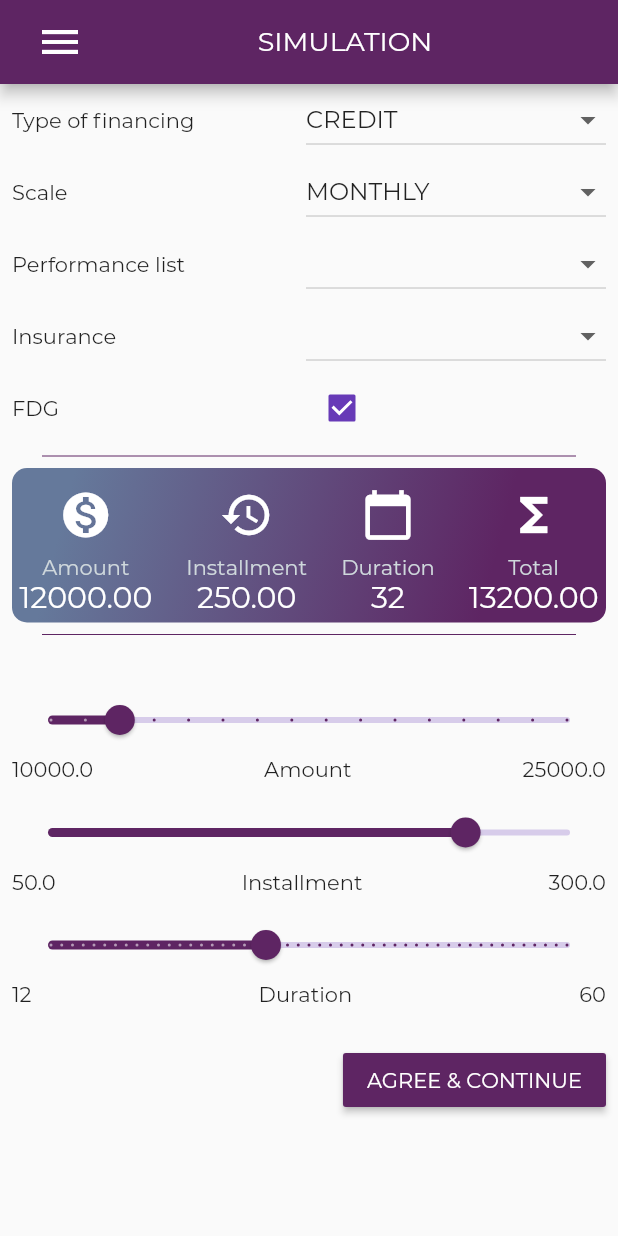
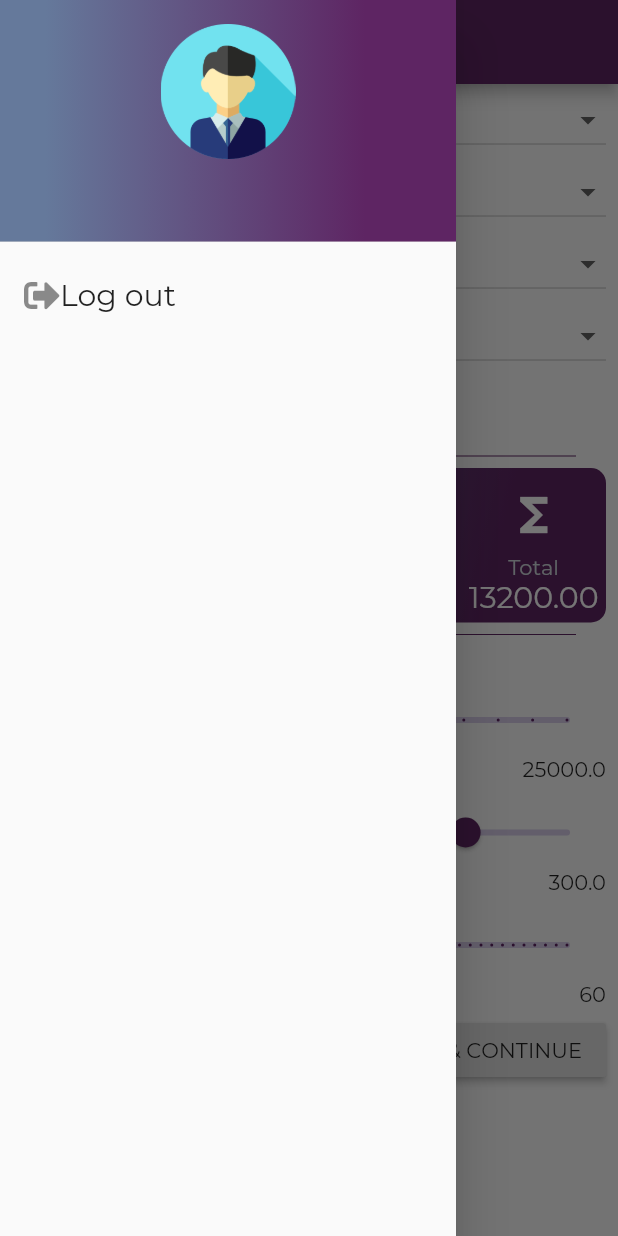
Before and after one commit to bloodrush/projectZ, a Flutter app: the SimulationPage screen opened by its route, with the side drawer open (before the commit the screen has no drawer), on a phone screen of 412 x 824 dp. Run offline on Flutter 3.47's test engine with Material 2 defaults, Android fonts, the phone set to English and light mode, and no system bars; our stand-ins replace carousel_slider, font_awesome_flutter; missing offline and left inert: flutter_graphql.

Commit message:
drawer done

```diff
--- /dev/null
+++ b/lib/models/auth.dart
@@ -0,0 +1,31 @@
+import 'package:scoped_model/scoped_model.dart';
+
+class AuthModel extends Model {
+   bool _isLogged = false;
+   String _firstName = '';
+   String _lastName  = '';
+   String _email = '';
+
+  String get fistName => _firstName;
+  String get lastName => _lastName;
+  String get email => _email;
+
+  dynamic login (Map userData) {
+    _isLogged = true;
+    _firstName = userData['user']['firstName'];
+    _lastName = userData['user']['secondName'];
+    _email = userData['user']['email'];
+
+    notifyListeners();
+  }
+
+    dynamic logout () {
+       _isLogged = false;
+       _firstName = '';
+       _lastName  = '';
+       _email = '';
+
+      notifyListeners();
+  }
+
+}
--- a/lib/screens/simulation.dart
+++ b/lib/screens/simulation.dart
@@ -1,4 +1,8 @@
 import 'package:flutter/material.dart';
+
+// import '../widgets/DrawerLogged.dart';
+import '../widgets/DrawerLogged.dart';
+
 
 class SimulationPage extends StatefulWidget {
   @override
@@ -23,19 +27,14 @@ class _SimulationPageState extends State<SimulationPage> {
   @override
   Widget build(BuildContext context) {
     return Scaffold(
+      drawer: LoggedDrawer(),
       appBar: AppBar(
+        centerTitle: true,
         backgroundColor: Color.fromRGBO(94, 37, 99, 1),
-        automaticallyImplyLeading: false,
         title: Row(
           mainAxisAlignment: MainAxisAlignment.spaceBetween,
           children: <Widget>[
-            IconButton(
-              icon: Icon(Icons.menu),
-              onPressed: (() => null),
-              color: Colors.white,
-              alignment: Alignment.centerLeft,
-              iconSize: 32.0,
-            ),
+            Text(''),
             Text('SIMULATION', style: TextStyle(fontSize: 18.0)),
             Text(
               '',
@@ -366,15 +365,10 @@ class _SimulationPageState extends State<SimulationPage> {
             Row(
               mainAxisAlignment: MainAxisAlignment.end,
               children: <Widget>[
-                Container(
-                    margin: EdgeInsets.only(top: 20.0),
-                    child: RaisedButton(
-                        onPressed: () {},
-                        color: Color.fromRGBO(94, 37, 99, 1),
-                        child: Text(
-                          'AGREE & CONTINUE',
-                          style: TextStyle(color: Colors.white),
-                        ))),
+                RaisedButton(
+                   child: Text('AGREE & CONTINUE'), onPressed: () {
+                     Navigator.pushReplacementNamed(context, '/dashboard');
+                   },)
               ],
             )
           ],
--- /dev/null
+++ b/lib/widgets/DrawerLogged.dart
@@ -0,0 +1,63 @@
+import 'package:flutter/material.dart';
+import 'package:font_awesome_flutter/font_awesome_flutter.dart';
+
+import 'package:scoped_model/scoped_model.dart';
+import '../models/auth.dart';
+
+
+class LoggedDrawer extends StatelessWidget {
+  @override
+  Widget build(BuildContext context) {
+    return  ScopedModelDescendant<AuthModel>(
+      builder: (context, child, auth) =>
+      Drawer(
+          child: ListView(
+              // Important: Remove any padding from the ListView.
+              padding: EdgeInsets.zero,
+              children: <Widget>[
+                DrawerHeader(
+                    child: Column(children: <Widget>[
+                        Image.asset('lib/assets/images/user.png',height: 90.0,),
+                        Center(child:
+                          Row(children: <Widget>[
+                            Text(auth.fistName),
+                            Text(' '),
+                            Text(auth.lastName)
+                        ],),),
+                        Text(auth.email)
+                    ],),
+
+                  decoration: BoxDecoration(
+                    gradient: LinearGradient(
+                      begin: Alignment.centerLeft,
+                      end: Alignment.centerRight,
+                      // Add one stop for each color. Stops should increase from 0 to 1
+                      stops: [0.1, 0.8],
+                      colors: [
+                        // Colors are easy thanks to Flutter's Colors class.
+                          Color.fromRGBO(101, 121, 155, 1),
+                          Color.fromRGBO(94, 37, 99, 1)
+                      ],
+                    ),
+                  ),
+                ),
+                ListTile(
+                  title: Row(
+                    mainAxisAlignment: MainAxisAlignment.start,
+                    children: <Widget>[
+                      Icon(FontAwesomeIcons.signOutAlt),
+                      Text('Log out',style:  TextStyle(fontSize: 20),)
+                  ],),
+                  onTap: () {
+                      auth.logout();
+                      Navigator.pushReplacementNamed(context, '/');
+                  },
+                ),
+              ],
+            ),
+        ),
+
+      );
+  }
+
+}
--- a/pubspec.yaml
+++ b/pubspec.yaml
@@ -23,6 +23,7 @@ dependencies:
   # The following adds the Cupertino Icons font to your application.
   # Use with the CupertinoIcons class for iOS style icons.
   cupertino_icons: ^0.1.2
+  scoped_model: ^1.0.1
   flutter_graphql: ^1.0.0-rc.1
   carousel_slider: ^1.1.0
   font_awesome_flutter: ^8.4.0
@@ -46,6 +47,7 @@ flutter:
     - lib/assets/images/logo-locam.png
     - lib/assets/images/one.jpg
     - lib/assets/images/two.jpg
+    - lib/assets/images/user.png
 
   # An image asset can refer to one or more resolution-specific "variants", see
   # https://flutter.io/assets-and-images/#resolution-aware.
```
Also changed, not shown: lib/main.dart (+11 -2 lines), lib/screens/dashboard.dart (+7 -5 lines), lib/screens/login.dart (+16 -56 lines), lib/assets/images/user.png (added), pubspec.lock.
